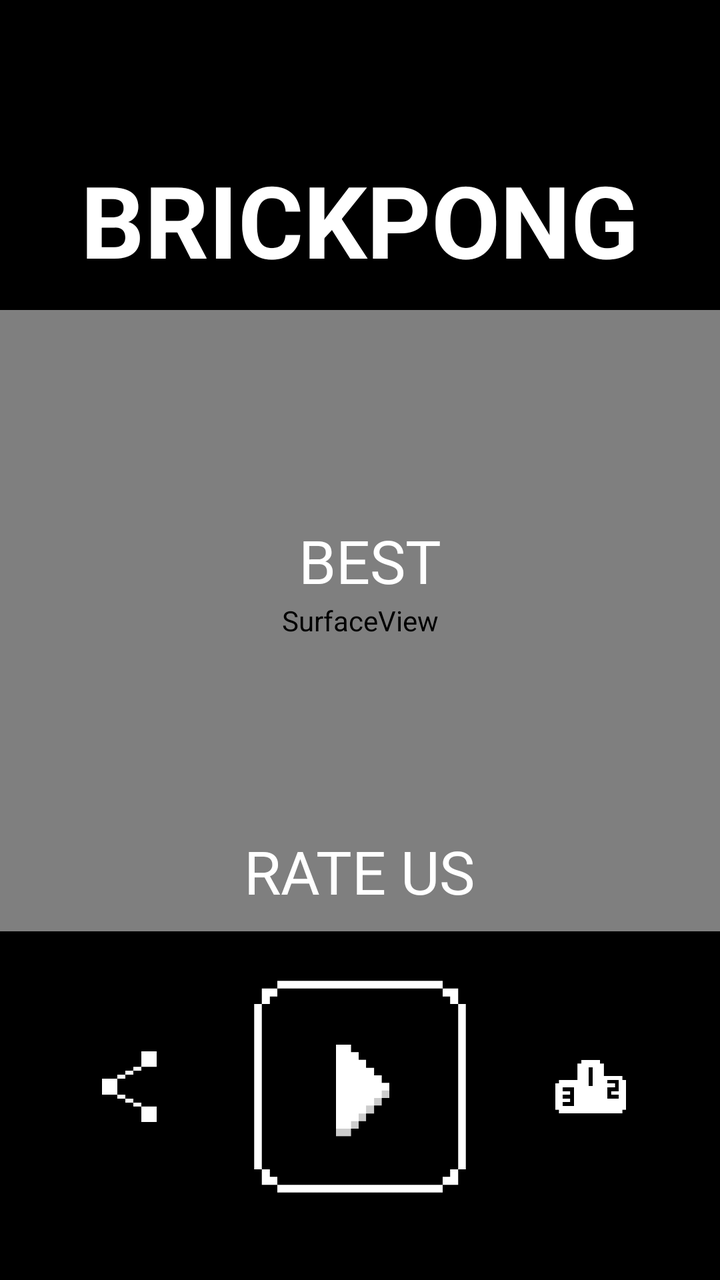
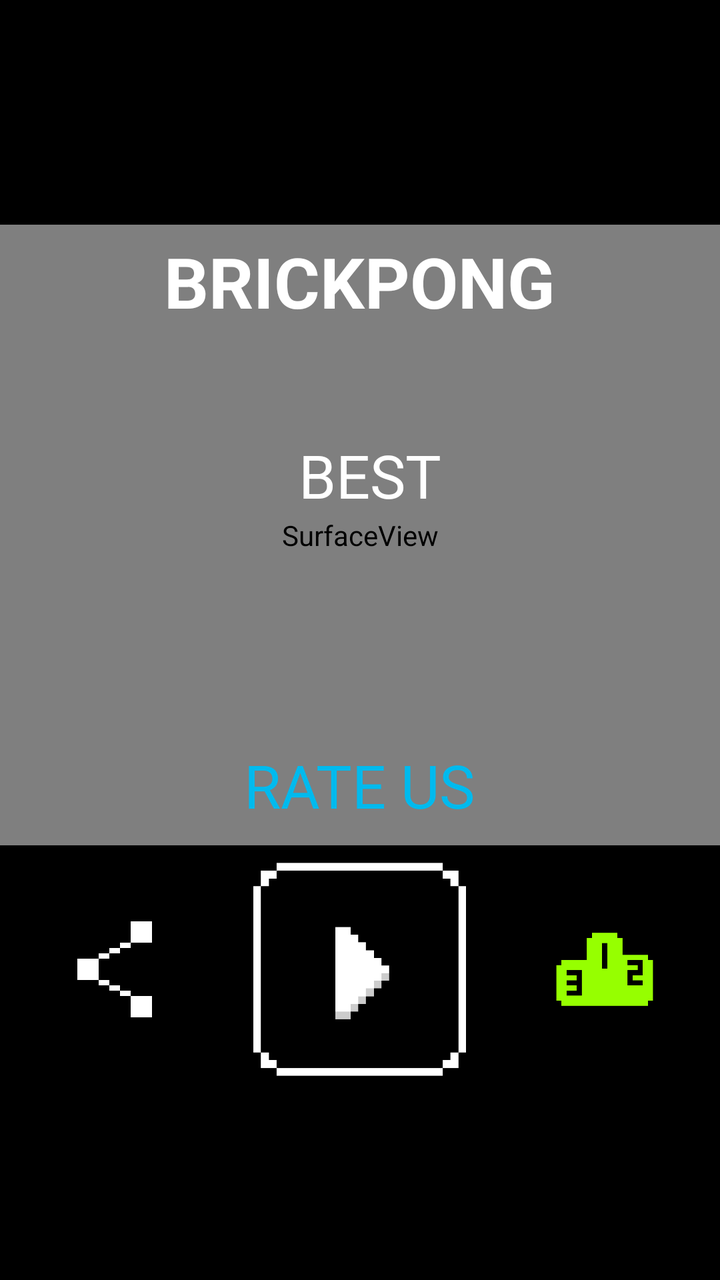

Two renders of the same Android screen: before a commit and after it. Below are the layout's source before the change and the commit's diff.
<!-- AndroidManifest.xml: application theme AppTheme -->
<!-- res/layout/activity_main.xml -->
<?xml version="1.0" encoding="utf-8"?>
<RelativeLayout
    xmlns:android="http://schemas.android.com/apk/res/android"
    xmlns:tools="http://schemas.android.com/tools"
    xmlns:ads="http://schemas.android.com/apk/res-auto"

    android:layout_width = "match_parent"
    android:layout_height = "match_parent"
    tools:context = ".MainActivity"

    android:orientation = "vertical"
    android:gravity = "center"
    android:background = "@android:color/black">

    <RelativeLayout
        android:layout_width = "match_parent"
        android:layout_height = "match_parent"
        android:layout_above = "@+id/adView" >

        <LinearLayout
            android:layout_width = "match_parent"
            android:layout_height = "match_parent"
            android:orientation = "vertical"
            android:gravity = "center"
            android:weightSum = "4">

            <RelativeLayout
                android:layout_width = "match_parent"
                android:layout_height = "0dp"
                android:layout_weight = "1">

                <TextView
                    android:id = "@+id/title"
                    android:layout_width = "wrap_content"
                    android:layout_height = "wrap_content"

                    android:layout_marginBottom = "12dp"
                    android:layout_alignParentBottom = "true"
                    android:layout_centerHorizontal = "true"

                    android:text = "@string/app_name"
                    android:textColor = "@android:color/white"
                    android:textSize = "50dp"
                    android:textStyle = "bold" />

                <LinearLayout
                    android:id = "@+id/btn_pause"
                    android:visibility = "invisible"
                    android:layout_width = "wrap_content"
                    android:layout_height = "wrap_content"

                    android:layout_marginBottom = "12dp"
                    android:layout_marginRight = "12dp"
                    android:layout_alignParentBottom = "true"
                    android:layout_alignParentRight = "true"
                    android:layout_alignParentEnd = "true">

                    <ImageView
                        android:layout_width = "50dp"
                        android:layout_height = "50dp"
                        android:src = "@drawable/pause"/>

                </LinearLayout>

            </RelativeLayout>

            <RelativeLayout
                android:layout_weight = "2"
                android:layout_width = "match_parent"
                android:layout_height = "0dp">

                <SurfaceView
                    android:id = "@+id/gameView"
                    android:layout_width = "match_parent"
                    android:layout_height = "match_parent"/>

                <LinearLayout
                    android:id = "@+id/best_lyt"
                    android:layout_width = "match_parent"
                    android:layout_height = "wrap_content"

                    android:orientation = "vertical"
                    android:gravity = "center"

                    android:paddingLeft = "10dp"
                    android:layout_centerVertical = "true"
                    android:layout_alignParentLeft = "true"
                    android:layout_alignParentStart = "true">

                    <TextView
                        android:id = "@+id/best_label_menu"
                        android:layout_width = "wrap_content"
                        android:layout_height = "wrap_content"

                        android:text="@string/best"
                        android:textSize = "30dp"
                        android:textColor = "@android:color/white"/>

                    <TextView
                        android:id = "@+id/best_menu"
                        android:layout_width = "wrap_content"
                        android:layout_height = "wrap_content"

                        android:textSize = "45dp"
                        android:textColor = "@android:color/white"/>

                </LinearLayout>

                <LinearLayout
                    android:id = "@+id/score_layout"
                    android:layout_width = "match_parent"
                    android:layout_height = "wrap_content"

                    android:gravity = "center"
                    android:visibility = "invisible"
                    android:orientation = "horizontal"

                    android:layout_centerVertical = "true"
                    android:layout_alignParentLeft = "true"
                    android:layout_alignParentStart = "true">

                    <LinearLayout
                        android:layout_width = "wrap_content"
                        android:layout_height = "wrap_content"

                        android:orientation = "vertical"
                        android:gravity = "center"

                        android:paddingRight = "10dp">

                        <TextView
                            android:id = "@+id/score_label"
                            android:layout_width = "wrap_content"
                            android:layout_height = "wrap_content"

                            android:text = "@string/score"
                            android:textSize = "30dp"
                            android:textColor = "@android:color/white" />

                        <TextView
                            android:id = "@+id/score"
                            android:layout_width = "wrap_content"
                            android:layout_height = "wrap_content"

                            android:textSize = "45dp"
                            android:textColor = "@android:color/white"/>

                    </LinearLayout>

                    <LinearLayout
                        android:layout_width = "wrap_content"
                        android:layout_height = "wrap_content"
                        android:orientation = "vertical"
                        android:gravity = "center"
                        android:paddingLeft = "10dp">

                        <TextView
                            android:id = "@+id/best_label"
                            android:layout_width = "wrap_content"
                            android:layout_height = "wrap_content"

                            android:text = "@string/best"
                            android:textSize = "30dp"
                            android:textColor = "@android:color/white"/>

                        <TextView
                            android:id = "@+id/best"
                            android:layout_width = "wrap_content"
                            android:layout_height = "wrap_content"

                            android:textSize = "45dp"
                            android:textColor = "@android:color/white"/>

                    </LinearLayout>

                </LinearLayout>

                <TextView
                    android:id = "@+id/points"
                    android:layout_width = "wrap_content"
                    android:layout_height = "wrap_content"

                    android:visibility = "invisible"

                    android:layout_centerHorizontal = "true"
                    android:layout_centerVertical = "true"

                    android:textSize = "50dp"
                    android:textStyle = "bold"
                    android:textColor = "@android:color/white" />

                <TextView
                    android:id = "@+id/rate_us"
                    android:layout_width = "wrap_content"
                    android:layout_height = "wrap_content"

                    android:layout_alignParentBottom = "true"
                    android:layout_centerHorizontal = "true"
                    android:layout_marginBottom = "10dp"

                    android:textSize = "30dp"
                    android:text = "@string/rate_us"
                    android:textColor = "@android:color/white" />

                <include layout = "@layout/tutorial_menu" ></include>

            </RelativeLayout>

            <RelativeLayout
                android:layout_width = "match_parent"
                android:layout_height = "0dp"
                android:layout_weight = "1"
                android:padding = "15dp">

                <LinearLayout
                    android:id = "@+id/lyt_menu"
                    android:layout_width = "match_parent"
                    android:layout_height = "match_parent"
                    android:orientation = "horizontal"
                    android:gravity = "center"
                    android:weightSum = "10">

                    <LinearLayout
                        android:id = "@+id/share"
                        android:layout_width = "0dp"
                        android:layout_height = "wrap_content"

                        android:clickable = "true"
                        android:layout_margin = "1dp"
                        android:padding = "14dp"
                        android:layout_weight = "2"
                        android:gravity = "center">

                        <ImageView
                            android:layout_width = "match_parent"
                            android:layout_height = "match_parent"
                            android:src = "@drawable/share"/>

                    </LinearLayout>

                    <LinearLayout
                        android:layout_weight = "5"
                        android:id = "@+id/play"
                        android:layout_width = "0dp"
                        android:layout_height = "match_parent"

                        android:clickable = "true"
                        android:layout_margin = "1dp"
                        android:padding = "5dp"
                        android:gravity = "center"
                        android:orientation = "horizontal">

                        <ImageView
                            android:layout_width = "match_parent"
                            android:layout_height = "match_parent"
                            android:src = "@drawable/play"/>

                    </LinearLayout>

                    <LinearLayout
                        android:id = "@+id/trophies"
                        android:layout_width = "0dp"
                        android:layout_height = "wrap_content"

                        android:clickable = "true"
                        android:layout_margin = "1dp"
                        android:padding = "14dp"
                        android:layout_weight = "2"
                        android:gravity = "center">

                        <ImageView
                            android:layout_width = "match_parent"
                            android:layout_height = "match_parent"
                            android:src = "@drawable/leatherboard"/>

                    </LinearLayout>

                </LinearLayout>

                <LinearLayout
                    android:id = "@+id/lyt_game"
                    android:layout_width = "match_parent"
                    android:layout_height = "match_parent"

                    android:orientation = "horizontal"
                    android:gravity = "center"
                    android:visibility = "invisible"
                    android:weightSum = "5">

                    <LinearLayout
                        android:id = "@+id/left_arrow"
                        android:layout_width = "0dp"
                        android:layout_height = "match_parent"

                        android:layout_weight = "2"
                        android:gravity = "center"
                        android:clickable = "true"
                        android:layout_margin = "1dp"
                        android:padding = "10dp"
                        android:orientation = "horizontal">

                        <ImageView
                            android:layout_width = "match_parent"
                            android:layout_height = "match_parent"
                            android:src = "@drawable/arrow_left"/>

                    </LinearLayout>

                    <LinearLayout
                        android:id = "@+id/right_arrow"
                        android:layout_width = "0dp"
                        android:layout_height = "match_parent"

                        android:layout_weight = "2"
                        android:gravity = "center"
                        android:layout_margin = "1dp"
                        android:padding = "10dp"
                        android:clickable = "true"
                        android:orientation = "horizontal">

                        <ImageView
                            android:layout_width = "match_parent"
                            android:layout_height = "match_parent"
                            android:src = "@drawable/arrow_right"/>

                    </LinearLayout>

                </LinearLayout>

            </RelativeLayout>

        </LinearLayout>

    </RelativeLayout>

    <com.google.android.gms.ads.AdView
        android:id = "@+id/adView"
        android:layout_centerHorizontal = "true"
        android:layout_alignParentBottom = "true"
        android:layout_width = "wrap_content"
        android:layout_height = "wrap_content"
        ads:adSize = "BANNER"
        android:visibility="invisible"

        ads:adUnitId = "@string/main_banner_id">
    </com.google.android.gms.ads.AdView>

</RelativeLayout>
<!-- res/layout/tutorial_menu.xml (included above) -->
<?xml version="1.0" encoding="utf-8"?>
<LinearLayout
    xmlns:android="http://schemas.android.com/apk/res/android"
    android:id="@+id/tutorial"
    android:orientation="horizontal"
    android:weightSum="4"
    android:layout_width="match_parent"
    android:layout_height="match_parent"

    android:gravity="center"
    android:visibility="invisible">

        <LinearLayout

            android:layout_width="0dp"
            android:layout_weight="3"
            android:layout_height="wrap_content"
            android:background="@android:color/white"
            android:padding="3dp">

                <LinearLayout
                    android:layout_width="wrap_content"
                    android:layout_height="wrap_content"
                    android:orientation="vertical"
                    android:gravity="center"
                    android:background="@android:color/black"
                    android:padding="10dp">

                        <TextView
                            android:layout_marginTop="10dp"
                            android:id="@+id/tutorial_title"
                            android:layout_width="wrap_content"
                            android:layout_height="wrap_content"

                            android:gravity="center"
                            android:text="@string/tutorial_title_1"
                            android:textColor="@android:color/white"
                            android:textSize="30dp"
                            android:textStyle="bold"/>

                        <TextView
                            android:id="@+id/ok"

                            android:layout_marginTop="25dp"
                            android:layout_marginBottom="10dp"
                            android:layout_width="wrap_content"
                            android:layout_height="wrap_content"
                            android:gravity="center"
                            android:text="OK"
                            android:textSize="30dp"
                            android:textStyle="bold"
                            android:textColor="@android:color/white" />

                </LinearLayout>

        </LinearLayout>



</LinearLayout>
<!-- resources referenced by this layout -->
<resources>
  <!-- drawable arrow_left: png bitmap (drawable, 9657 bytes) -->
  <!-- drawable arrow_right: png bitmap (drawable, 9699 bytes) -->
  <!-- drawable leatherboard: png bitmap (drawable, 3489 bytes) -->
  <!-- drawable pause: png bitmap (drawable, 2493 bytes) -->
  <!-- drawable play: png bitmap (drawable, 8595 bytes) -->
  <!-- drawable share: png bitmap (drawable, 8052 bytes) -->
  <string name="app_name">BRICKPONG</string>
  <string name="best">BEST</string>
  <string name="main_banner_id">ca-app-pub-4001297408363108/5270109072</string>
  <string name="rate_us">RATE US</string>
  <string name="score">SCORE</string>
  <string name="tutorial_title_1">Tap the arrows to move the paddles</string>
  <style name="AppTheme" parent="Theme.AppCompat.Light.DarkActionBar">
          
          <item name="colorPrimary">@color/colorPrimary</item>
          <item name="colorPrimaryDark">@color/colorPrimaryDark</item>
          <item name="colorAccent">@color/colorAccent</item>
      </style>
  <color name="colorPrimary">#000000</color>
  <color name="colorPrimaryDark">#000000</color>
  <color name="colorAccent">#000000</color>
</resources>

<!-- the commit's change to res/layout/activity_main.xml (unified diff, before → after) -->
@@ -12,10 +12,22 @@
     android:gravity = "center"
     android:background = "@android:color/black">
 
+    <com.google.android.gms.ads.AdView
+        android:id = "@+id/adView"
+        android:layout_centerHorizontal = "true"
+        android:layout_alignParentTop = "true"
+        android:layout_width = "wrap_content"
+        android:layout_height = "wrap_content"
+        ads:adSize = "BANNER"
+        android:visibility="invisible"
+
+        ads:adUnitId = "@string/main_banner_id">
+    </com.google.android.gms.ads.AdView>
+
     <RelativeLayout
         android:layout_width = "match_parent"
         android:layout_height = "match_parent"
-        android:layout_above = "@+id/adView" >
+        android:layout_below="@+id/adView" >
 
         <LinearLayout
             android:layout_width = "match_parent"
@@ -25,54 +37,30 @@
             android:weightSum = "4">
 
             <RelativeLayout
+                android:layout_weight = "2"
                 android:layout_width = "match_parent"
-                android:layout_height = "0dp"
-                android:layout_weight = "1">
+                android:layout_height = "0dp">
+
+                <SurfaceView
+                    android:id = "@+id/gameView"
+                    android:layout_width = "match_parent"
+                    android:layout_height = "match_parent"/>
 
                 <TextView
                     android:id = "@+id/title"
                     android:layout_width = "wrap_content"
                     android:layout_height = "wrap_content"
 
-                    android:layout_marginBottom = "12dp"
-                    android:layout_alignParentBottom = "true"
+                    android:layout_marginTop= "5dp"
+
+                    android:layout_alignParentTop="true"
                     android:layout_centerHorizontal = "true"
 
+                    android:gravity="center"
                     android:text = "@string/app_name"
                     android:textColor = "@android:color/white"
-                    android:textSize = "50dp"
+                    android:textSize = "35dp"
                     android:textStyle = "bold" />
-
-                <LinearLayout
-                    android:id = "@+id/btn_pause"
-                    android:visibility = "invisible"
-                    android:layout_width = "wrap_content"
-                    android:layout_height = "wrap_content"
-
-                    android:layout_marginBottom = "12dp"
-                    android:layout_marginRight = "12dp"
-                    android:layout_alignParentBottom = "true"
-                    android:layout_alignParentRight = "true"
-                    android:layout_alignParentEnd = "true">
-
-                    <ImageView
-                        android:layout_width = "50dp"
-                        android:layout_height = "50dp"
-                        android:src = "@drawable/pause"/>
-
-                </LinearLayout>
-
-            </RelativeLayout>
-
-            <RelativeLayout
-                android:layout_weight = "2"
-                android:layout_width = "match_parent"
-                android:layout_height = "0dp">
-
-                <SurfaceView
-                    android:id = "@+id/gameView"
-                    android:layout_width = "match_parent"
-                    android:layout_height = "match_parent"/>
 
                 <LinearLayout
                     android:id = "@+id/best_lyt"
@@ -200,77 +188,79 @@
 
                     android:textSize = "30dp"
                     android:text = "@string/rate_us"
-                    android:textColor = "@android:color/white" />
-
-                <include layout = "@layout/tutorial_menu" ></include>
+                    android:textColor = "#00baee" />
 
             </RelativeLayout>
 
             <RelativeLayout
                 android:layout_width = "match_parent"
                 android:layout_height = "0dp"
-                android:layout_weight = "1"
-                android:padding = "15dp">
+                android:layout_weight = "0.8"
+                android:padding = "5dp">
 
                 <LinearLayout
                     android:id = "@+id/lyt_menu"
                     android:layout_width = "match_parent"
                     android:layout_height = "match_parent"
                     android:orientation = "horizontal"
-                    android:gravity = "center"
+                    android:gravity="center"
                     android:weightSum = "10">
 
                     <LinearLayout
-                        android:id = "@+id/share"
+
                         android:layout_width = "0dp"
                         android:layout_height = "wrap_content"
 
                         android:clickable = "true"
-                        android:layout_margin = "1dp"
-                        android:padding = "14dp"
+
+                        android:paddingRight= "10dp"
+                        android:paddingLeft="10dp"
+                        android:gravity="center"
+                        android:layout_weight = "2">
+
+                        <ImageView
+                            android:id = "@+id/share"
+                            android:layout_width = "wrap_content"
+                            android:layout_height = "wrap_content"
+                            android:src = "@drawable/share"/>
+
+                    </LinearLayout>
+
+                    <LinearLayout
+                        android:layout_weight = "5"
+
+                        android:layout_width = "0dp"
+                        android:layout_height = "match_parent"
+
+                        android:clickable = "true"
+                        android:paddingRight= "5dp"
+                        android:paddingLeft="5dp"
+                        android:gravity="center"
+                        android:orientation = "horizontal">
+
+                        <ImageView
+                            android:id = "@+id/play"
+                            android:layout_width = "wrap_content"
+                            android:layout_height = "wrap_content"
+                            android:src = "@drawable/play"/>
+
+                    </LinearLayout>
+
+                    <LinearLayout
+
+                        android:layout_width = "0dp"
+                        android:layout_height = "wrap_content"
+
+                        android:clickable = "true"
+                        android:paddingRight= "10dp"
+                        android:paddingLeft="10dp"
                         android:layout_weight = "2"
-                        android:gravity = "center">
-
-                        <ImageView
-                            android:layout_width = "match_parent"
-                            android:layout_height = "match_parent"
-                            android:src = "@drawable/share"/>
-
-                    </LinearLayout>
-
-                    <LinearLayout
-                        android:layout_weight = "5"
-                        android:id = "@+id/play"
-                        android:layout_width = "0dp"
-                        android:layout_height = "match_parent"
-
-                        android:clickable = "true"
-                        android:layout_margin = "1dp"
-                        android:padding = "5dp"
-                        android:gravity = "center"
-                        android:orientation = "horizontal">
-
-                        <ImageView
-                            android:layout_width = "match_parent"
-                            android:layout_height = "match_parent"
-                            android:src = "@drawable/play"/>
-
-                    </LinearLayout>
-
-                    <LinearLayout
-                        android:id = "@+id/trophies"
-                        android:layout_width = "0dp"
-                        android:layout_height = "wrap_content"
-
-                        android:clickable = "true"
-                        android:layout_margin = "1dp"
-                        android:padding = "14dp"
-                        android:layout_weight = "2"
-                        android:gravity = "center">
-
-                        <ImageView
-                            android:layout_width = "match_parent"
-                            android:layout_height = "match_parent"
+                        android:gravity="center">
+
+                        <ImageView
+                            android:id = "@+id/trophies"
+                            android:layout_width = "wrap_content"
+                            android:layout_height = "wrap_content"
                             android:src = "@drawable/leatherboard"/>
 
                     </LinearLayout>
@@ -293,15 +283,13 @@
                         android:layout_height = "match_parent"
 
                         android:layout_weight = "2"
-                        android:gravity = "center"
-                        android:clickable = "true"
-                        android:layout_margin = "1dp"
-                        android:padding = "10dp"
-                        android:orientation = "horizontal">
-
-                        <ImageView
-                            android:layout_width = "match_parent"
+                        android:gravity = "right"
+                        android:clickable = "true">
+
+                        <ImageView
+                            android:layout_width = "wrap_content"
                             android:layout_height = "match_parent"
+                            android:layout_gravity="right"
                             android:src = "@drawable/arrow_left"/>
 
                     </LinearLayout>
@@ -312,15 +300,14 @@
                         android:layout_height = "match_parent"
 
                         android:layout_weight = "2"
-                        android:gravity = "center"
-                        android:layout_margin = "1dp"
-                        android:padding = "10dp"
-                        android:clickable = "true"
-                        android:orientation = "horizontal">
-
-                        <ImageView
-                            android:layout_width = "match_parent"
+                        android:gravity = "left"
+                        android:clickable = "true">
+
+                        <ImageView
+                            android:layout_width = "wrap_content"
                             android:layout_height = "match_parent"
+                            android:layout_gravity="left"
+
                             android:src = "@drawable/arrow_right"/>
 
                     </LinearLayout>
@@ -333,77 +320,4 @@
 
     </RelativeLayout>
 
-    <com.google.android.gms.ads.AdView
-        android:id = "@+id/adView"
-        android:layout_centerHorizontal = "true"
-        android:layout_alignParentBottom = "true"
-        android:layout_width = "wrap_content"
-        android:layout_height = "wrap_content"
-        ads:adSize = "BANNER"
-        android:visibility="invisible"
-
-        ads:adUnitId = "@string/main_banner_id">
-    </com.google.android.gms.ads.AdView>
-
 </RelativeLayout>
-<!-- res/layout/tutorial_menu.xml (included above) -->
-<?xml version="1.0" encoding="utf-8"?>
-<LinearLayout
-    xmlns:android="http://schemas.android.com/apk/res/android"
-    android:id="@+id/tutorial"
-    android:orientation="horizontal"
-    android:weightSum="4"
-    android:layout_width="match_parent"
-    android:layout_height="match_parent"
-
-    android:gravity="center"
-    android:visibility="invisible">
-
-        <LinearLayout
-
-            android:layout_width="0dp"
-            android:layout_weight="3"
-            android:layout_height="wrap_content"
-            android:background="@android:color/white"
-            android:padding="3dp">
-
-                <LinearLayout
-                    android:layout_width="wrap_content"
-                    android:layout_height="wrap_content"
-                    android:orientation="vertical"
-                    android:gravity="center"
-                    android:background="@android:color/black"
-                    android:padding="10dp">
-
-                        <TextView
-                            android:layout_marginTop="10dp"
-                            android:id="@+id/tutorial_title"
-                            android:layout_width="wrap_content"
-                            android:layout_height="wrap_content"
-
-                            android:gravity="center"
-                            android:text="@string/tutorial_title_1"
-                            android:textColor="@android:color/white"
-                            android:textSize="30dp"
-                            android:textStyle="bold"/>
-
-                        <TextView
-                            android:id="@+id/ok"
-
-                            android:layout_marginTop="25dp"
-                            android:layout_marginBottom="10dp"
-                            android:layout_width="wrap_content"
-                            android:layout_height="wrap_content"
-                            android:gravity="center"
-                            android:text="OK"
-                            android:textSize="30dp"
-                            android:textStyle="bold"
-                            android:textColor="@android:color/white" />
-
-                </LinearLayout>
-
-        </LinearLayout>
-
-
-
-</LinearLayout>
<!-- resource entries referenced after the edit -->
@@ -2,8 +2,7 @@
 <resources>
   <!-- drawable arrow_left: png bitmap (drawable, 9657 bytes) -->
   <!-- drawable arrow_right: png bitmap (drawable, 9699 bytes) -->
-  <!-- drawable leatherboard: png bitmap (drawable, 3489 bytes) -->
-  <!-- drawable pause: png bitmap (drawable, 2493 bytes) -->
+  <!-- drawable leatherboard: png bitmap (drawable, 3774 bytes) -->
   <!-- drawable play: png bitmap (drawable, 8595 bytes) -->
   <!-- drawable share: png bitmap (drawable, 8052 bytes) -->
   <string name="app_name">BRICKPONG</string>
@@ -11,7 +10,6 @@
   <string name="main_banner_id">ca-app-pub-4001297408363108/5270109072</string>
   <string name="rate_us">RATE US</string>
   <string name="score">SCORE</string>
-  <string name="tutorial_title_1">Tap the arrows to move the paddles</string>
   <style name="AppTheme" parent="Theme.AppCompat.Light.DarkActionBar">
           
           <item name="colorPrimary">@color/colorPrimary</item>
